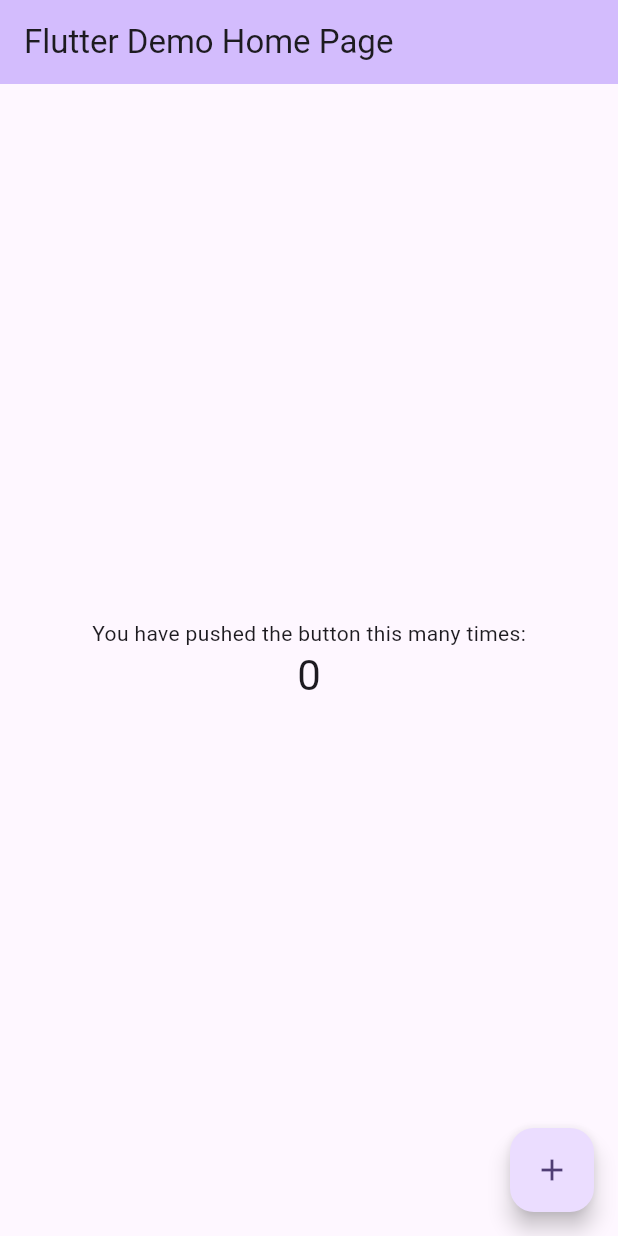
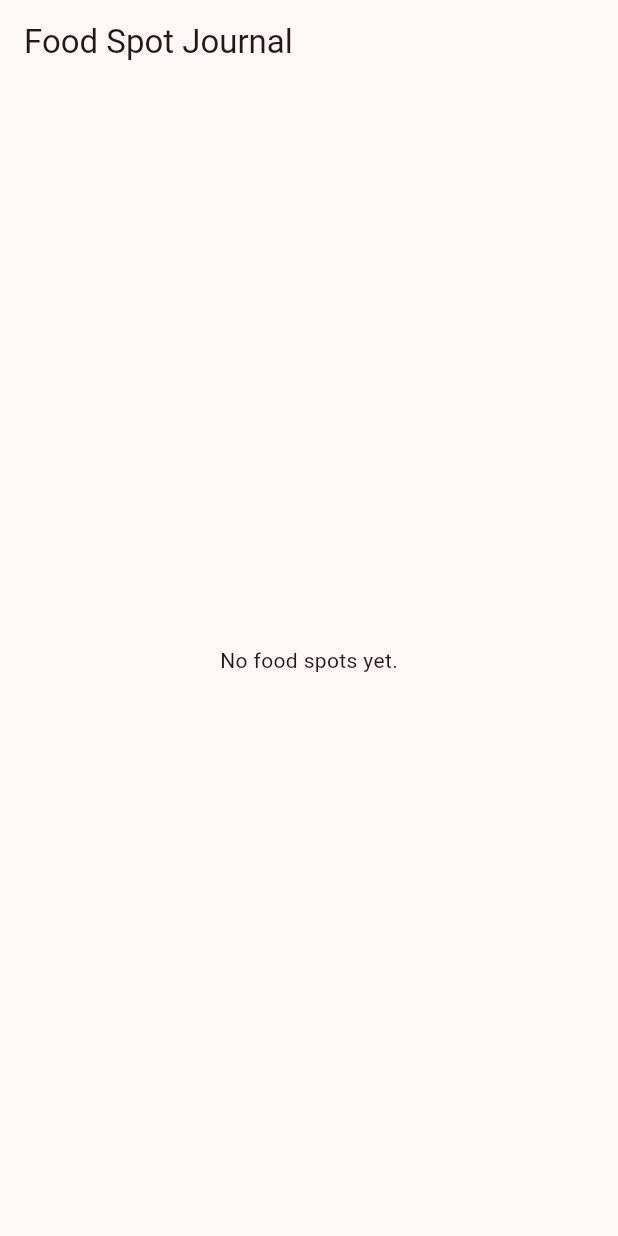
Before and after one commit to aletxapascual/food-spot-journal, a Flutter app: the screen it shows after launch, on a phone screen of 412 x 824 dp. Run offline on Flutter 3.47's test engine with Material 3 defaults, Android fonts, the phone set to English and light mode, and no system bars; our stand-ins replace sqflite; accounts and stored records are empty.

Commit message:
Add FoodSpot model and SQLite DatabaseHelper singleton with home screen FutureBuilder

```diff
--- a/analysis_options.yaml
+++ b/analysis_options.yaml
@@ -8,6 +8,10 @@
 # The following line activates a set of recommended lints for Flutter apps,
 # packages, and plugins designed to encourage good coding practices.
 include: package:flutter_lints/flutter.yaml
+
+analyzer:
+  exclude:
+    - referencias/**
 
 linter:
   # The lint rules applied to this project can be customized in the
--- /dev/null
+++ b/lib/data/database_helper.dart
@@ -0,0 +1,60 @@
+import 'package:path/path.dart';
+import 'package:sqflite/sqflite.dart';
+import '../models/food_spot.dart';
+
+/// Singleton that owns the single SQLite connection of the app.
+class DatabaseHelper {
+  static final DatabaseHelper instance = DatabaseHelper._init();
+  static Database? _database;
+
+  DatabaseHelper._init();
+
+  /// Returns the open database, opening it on first use.
+  Future<Database> get database async {
+    if (_database != null) return _database!;
+    _database = await _initDB('food_spots.db');
+    return _database!;
+  }
+
+  Future<Database> _initDB(String filePath) async {
+    final dbPath = await getDatabasesPath();
+    final path = join(dbPath, filePath);
+
+    return await openDatabase(
+      path,
+      version: 1,
+      onCreate: _createDB,
+    );
+  }
+
+  Future _createDB(Database db, int version) async {
+    await db.execute('''
+      CREATE TABLE food_spots (
+        id INTEGER PRIMARY KEY AUTOINCREMENT,
+        name TEXT NOT NULL,
+        review TEXT NOT NULL,
+        image_path TEXT,
+        latitude REAL,
+        longitude REAL,
+        created_at TEXT NOT NULL
+      )
+    ''');
+  }
+
+  /// Saves a new food spot and returns its generated id.
+  Future<int> insertSpot(FoodSpot spot) async {
+    final db = await instance.database;
+    return await db.insert(
+      'food_spots',
+      spot.toMap(),
+      conflictAlgorithm: ConflictAlgorithm.replace,
+    );
+  }
+
+  /// Returns all food spots, newest first.
+  Future<List<FoodSpot>> getSpots() async {
+    final db = await instance.database;
+    final rows = await db.query('food_spots', orderBy: 'id DESC');
+    return rows.map((row) => FoodSpot.fromMap(row)).toList();
+  }
+}
--- a/lib/main.dart
+++ b/lib/main.dart
@@ -1,122 +1,20 @@
 import 'package:flutter/material.dart';
+import 'screens/home_screen.dart';
 
 void main() {
-  runApp(const MyApp());
+  runApp(const FoodSpotJournalApp());
 }
 
-class MyApp extends StatelessWidget {
-  const MyApp({super.key});
+/// Root widget of the app.
+class FoodSpotJournalApp extends StatelessWidget {
+  const FoodSpotJournalApp({super.key});
 
-  // This widget is the root of your application.
   @override
   Widget build(BuildContext context) {
     return MaterialApp(
-      title: 'Flutter Demo',
-      theme: ThemeData(
-        // This is the theme of your application.
-        //
-        // TRY THIS: Try running your application with "flutter run". You'll see
-        // the application has a purple toolbar. Then, without quitting the app,
-        // try changing the seedColor in the colorScheme below to Colors.green
-        // and then invoke "hot reload" (save your changes or press the "hot
-        // reload" button in a Flutter-supported IDE, or press "r" if you used
-        // the command line to start the app).
-        //
-        // Notice that the counter didn't reset back to zero; the application
-        // state is not lost during the reload. To reset the state, use hot
-        // restart instead.
-        //
-        // This works for code too, not just values: Most code changes can be
-        // tested with just a hot reload.
-        colorScheme: .fromSeed(seedColor: Colors.deepPurple),
-      ),
-      home: const MyHomePage(title: 'Flutter Demo Home Page'),
+      title: 'Food Spot Journal',
+      theme: ThemeData(colorScheme: ColorScheme.fromSeed(seedColor: Colors.deepOrange)),
+      home: const HomeScreen(),
     );
   }
 }
-
-class MyHomePage extends StatefulWidget {
-  const MyHomePage({super.key, required this.title});
-
-  // This widget is the home page of your application. It is stateful, meaning
-  // that it has a State object (defined below) that contains fields that affect
-  // how it looks.
-
-  // This class is the configuration for the state. It holds the values (in this
-  // case the title) provided by the parent (in this case the App widget) and
-  // used by the build method of the State. Fields in a Widget subclass are
-  // always marked "final".
-
-  final String title;
-
-  @override
-  State<MyHomePage> createState() => _MyHomePageState();
-}
-
-class _MyHomePageState extends State<MyHomePage> {
-  int _counter = 0;
-
-  void _incrementCounter() {
-    setState(() {
-      // This call to setState tells the Flutter framework that something has
-      // changed in this State, which causes it to rerun the build method below
-      // so that the display can reflect the updated values. If we changed
-      // _counter without calling setState(), then the build method would not be
-      // called again, and so nothing would appear to happen.
-      _counter++;
-    });
-  }
-
-  @override
-  Widget build(BuildContext context) {
-    // This method is rerun every time setState is called, for instance as done
-    // by the _incrementCounter method above.
-    //
-    // The Flutter framework has been optimized to make rerunning build methods
-    // fast, so that you can just rebuild anything that needs updating rather
-    // than having to individually change instances of widgets.
-    return Scaffold(
-      appBar: AppBar(
-        // TRY THIS: Try changing the color here to a specific color (to
-        // Colors.amber, perhaps?) and trigger a hot reload to see the AppBar
-        // change color while the other colors stay the same.
-        backgroundColor: Theme.of(context).colorScheme.inversePrimary,
-        // Here we take the value from the MyHomePage object that was created by
-        // the App.build method, and use it to set our appbar title.
-        title: Text(widget.title),
-      ),
-      body: Center(
-        // Center is a layout widget. It takes a single child and positions it
-        // in the middle of the parent.
-        child: Column(
-          // Column is also a layout widget. It takes a list of children and
-          // arranges them vertically. By default, it sizes itself to fit its
-          // children horizontally, and tries to be as tall as its parent.
-          //
-          // Column has various properties to control how it sizes itself and
-          // how it positions its children. Here we use mainAxisAlignment to
-          // center the children vertically; the main axis here is the vertical
-          // axis because Columns are vertical (the cross axis would be
-          // horizontal).
-          //
-          // TRY THIS: Invoke "debug painting" (choose the "Toggle Debug Paint"
-          // action in the IDE, or press "p" in the console), to see the
-          // wireframe for each widget.
-          mainAxisAlignment: .center,
-          children: [
-            const Text('You have pushed the button this many times:'),
-            Text(
-              '$_counter',
-              style: Theme.of(context).textTheme.headlineMedium,
-            ),
-          ],
-        ),
-      ),
-      floatingActionButton: FloatingActionButton(
-        onPressed: _incrementCounter,
-        tooltip: 'Increment',
-        child: const Icon(Icons.add),
-      ),
-    );
-  }
-}
--- /dev/null
+++ b/lib/models/food_spot.dart
@@ -0,0 +1,46 @@
+/// A saved food spot: dish photo, voice-dictated review and GPS location.
+class FoodSpot {
+  final int? id;
+  final String name;
+  final String review;
+  final String? imagePath;
+  final double? latitude;
+  final double? longitude;
+  final String createdAt;
+
+  const FoodSpot({
+    this.id,
+    required this.name,
+    required this.review,
+    this.imagePath,
+    this.latitude,
+    this.longitude,
+    required this.createdAt,
+  });
+
+  /// Builds a FoodSpot from a database row.
+  factory FoodSpot.fromMap(Map<String, dynamic> map) {
+    return FoodSpot(
+      id: map['id'] as int?,
+      name: map['name'] as String,
+      review: map['review'] as String,
+      imagePath: map['image_path'] as String?,
+      latitude: map['latitude'] as double?,
+      longitude: map['longitude'] as double?,
+      createdAt: map['created_at'] as String,
+    );
+  }
+
+  /// Converts this FoodSpot into a database row.
+  Map<String, dynamic> toMap() {
+    return {
+      'id': id,
+      'name': name,
+      'review': review,
+      'image_path': imagePath,
+      'latitude': latitude,
+      'longitude': longitude,
+      'created_at': createdAt,
+    };
+  }
+}
--- /dev/null
+++ b/lib/screens/home_screen.dart
@@ -0,0 +1,60 @@
+import 'package:flutter/material.dart';
+import '../data/database_helper.dart';
+import '../models/food_spot.dart';
+
+/// Main screen: lists every saved food spot.
+class HomeScreen extends StatefulWidget {
+  const HomeScreen({super.key});
+
+  @override
+  State<HomeScreen> createState() => _HomeScreenState();
+}
+
+class _HomeScreenState extends State<HomeScreen> {
+  late Future<List<FoodSpot>> _spotsFuture;
+
+  @override
+  void initState() {
+    super.initState();
+    _spotsFuture = DatabaseHelper.instance.getSpots();
+  }
+
+  @override
+  Widget build(BuildContext context) {
+    return Scaffold(
+      appBar: AppBar(title: const Text('Food Spot Journal')),
+      body: FutureBuilder<List<FoodSpot>>(
+        future: _spotsFuture,
+        builder: (BuildContext context, AsyncSnapshot<List<FoodSpot>> snapshot) {
+          switch (snapshot.connectionState) {
+            case ConnectionState.none:
+              return const Center(child: Text('Nothing to load.'));
+
+            case ConnectionState.waiting:
+            case ConnectionState.active:
+              return const Center(child: CircularProgressIndicator());
+
+            case ConnectionState.done:
+              if (snapshot.hasError) {
+                return Center(child: Text('Error loading spots: ${snapshot.error}'));
+              } else if (snapshot.hasData && snapshot.data!.isNotEmpty) {
+                final spots = snapshot.data!;
+                return ListView.builder(
+                  itemCount: spots.length,
+                  itemBuilder: (context, index) {
+                    final spot = spots[index];
+                    return ListTile(
+                      title: Text(spot.name),
+                      subtitle: Text(spot.review),
+                    );
+                  },
+                );
+              } else {
+                return const Center(child: Text('No food spots yet.'));
+              }
+          }
+        },
+      ),
+    );
+  }
+}
--- a/pubspec.yaml
+++ b/pubspec.yaml
@@ -34,6 +34,8 @@ dependencies:
   # The following adds the Cupertino Icons font to your application.
   # Use with the CupertinoIcons class for iOS style icons.
   cupertino_icons: ^1.0.8
+  sqflite: ^2.4.6
+  path: ^1.9.1
 
 dev_dependencies:
   flutter_test:
```
Also changed, not shown: pubspec.lock, 2 other files.
